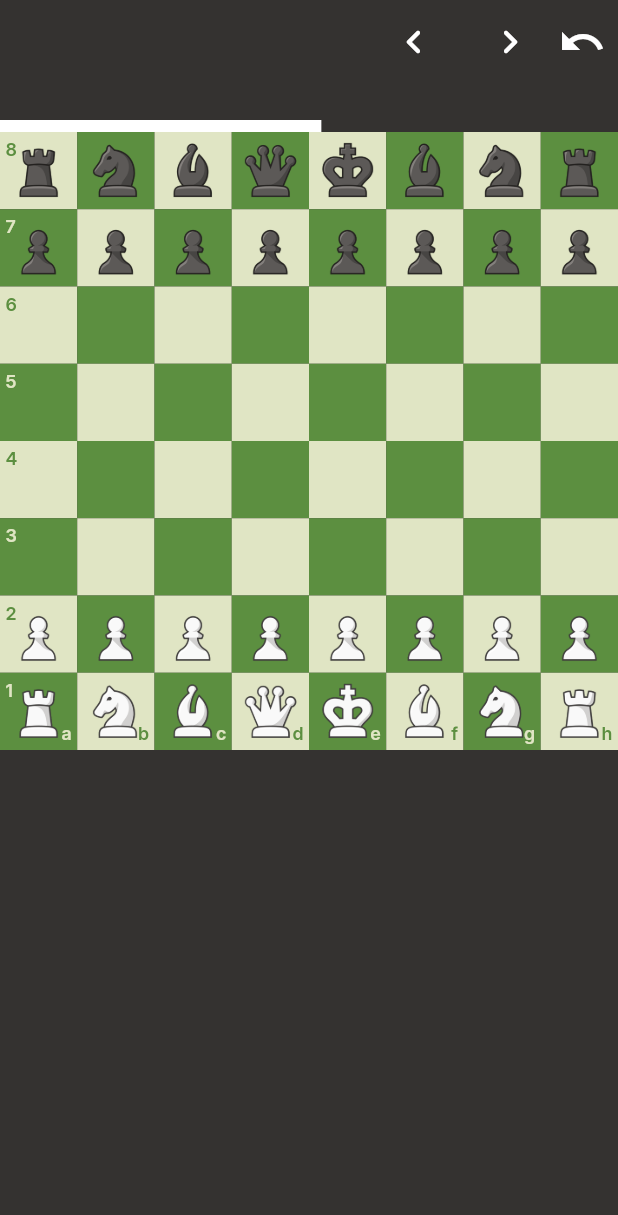
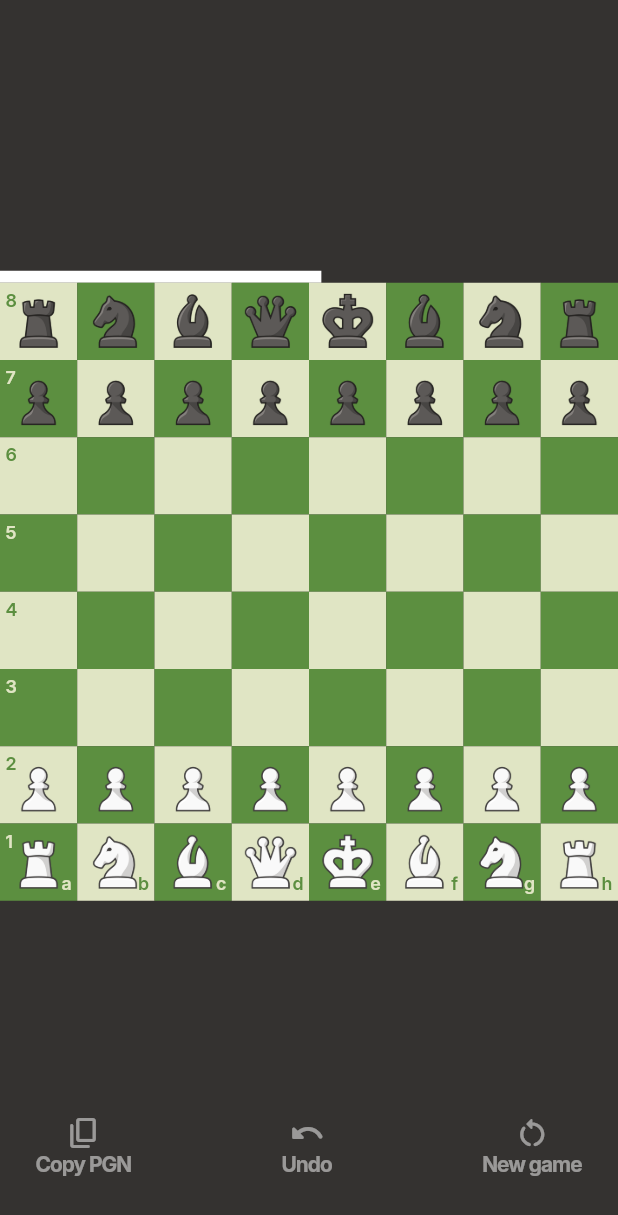
Before and after one commit to Nathaniel-Akubuo/chess_app, a Flutter app: the screen it shows after launch, on a phone screen of 412 x 824 dp. Shown: the top 1215 px of the screen. Run offline on Flutter 3.47's test engine with Material 3 defaults, Android fonts, the phone set to English and light mode, and no system bars; our stand-ins replace audioplayers, cached_network_image, flutter_svg, shimmer, stacked, stacked_services and 1 more.

Commit message:
game action buttons

```diff
--- a/lib/ui/views/home/home_view.dart
+++ b/lib/ui/views/home/home_view.dart
@@ -3,6 +3,7 @@ import 'package:chess_app/ui/common/app_colors.dart';
 import 'package:chess_app/ui/common/app_values.dart';
 import 'package:chess_app/ui/common/ui_helpers.dart';
 import 'package:chess_app/ui/views/home/widgets/chess_board_widget.dart';
+import 'package:chess_app/ui/views/home/widgets/game_action_button.dart';
 import 'package:chess_app/ui/widgets/buttons/custom_card.dart';
 import 'package:chess_app/ui/widgets/buttons/ripple_card.dart';
 import 'package:chess_app/ui/widgets/general/custom_layouts.dart';
@@ -11,6 +12,7 @@ import 'package:chess_app/ui/widgets/text/custom_text.dart';
 import 'package:chess_app/util/extensions.dart';
 import 'package:chess_app/util/ui_extensions.dart';
 import 'package:flutter/material.dart';
+import 'package:flutter/services.dart';
 import 'package:stacked/stacked.dart';
 
 import 'home_viewmodel.dart';
@@ -53,26 +55,50 @@ class _HomeViewState extends State<HomeView> {
       viewModelBuilder: () => HomeViewModel(),
       builder: (context, viewModel, child) {
         return Scaffold(
-          appBar: AppBar(
-            actions: [
-              IconButton(
-                icon: const Icon(Icons.chevron_left_rounded, color: Colors.white, size: 32),
-                onPressed: () => viewModel.moveBackward(),
+          bottomNavigationBar: Column(
+            mainAxisSize: MainAxisSize.min,
+            children: [
+              PaddedRow(
+                padding: kMainPadding,
+                mainAxisAlignment: MainAxisAlignment.spaceBetween,
+                children: [
+                  GameActionButton(
+                    iconData: Icons.copy_rounded,
+                    text: 'Copy PGN',
+                    onPressed: () {
+                      Clipboard.setData(ClipboardData(text: viewModel.currentGame?.pgn ?? ''));
+                    },
                   ),
-              horizontalSpace(16),
-              IconButton(
-                icon: const Icon(Icons.chevron_right_rounded, color: Colors.white, size: 32),
-                onPressed: () => viewModel.moveForward(),
+                  GameActionButton(
+                    iconData: Icons.undo_rounded,
+                    text: 'Undo',
+                    onPressed: viewModel.undo,
                   ),
-              IconButton(
-                icon: const Icon(Icons.undo, color: Colors.white, size: 32),
-                onPressed: () => viewModel.undo(),
+                  GameActionButton(
+                    iconData: Icons.restart_alt_rounded,
+                    text: 'New game',
+                    onPressed: viewModel.newGame,
                   ),
                 ],
-            bottom: PreferredSize(
-              preferredSize: const Size.fromHeight(32),
-              child: Column(
+              ),
+              verticalSpace(32),
+            ],
+          ),
+          appBar: AppBar(),
+          body: Column(
+            mainAxisAlignment: MainAxisAlignment.center,
             children: [
+              EvalBar(eval: viewModel.eval),
+              ChessBoard(
+                position: viewModel.previewPosition ?? viewModel.position,
+                selectedPiece: viewModel.highlightedPiece,
+                onTapSquare: (square, promotion) async {
+                  var moveMade = viewModel.selectSquare(square, promotion);
+                  if (moveMade) _scrollToEndOfList();
+                },
+                size: screenWidth(context),
+                highlightedSquares: viewModel.validMovesForSelectedPiece,
+              ),
               SizedBox(
                 width: screenWidth(context),
                 child: ScrollableRow(
@@ -82,7 +108,6 @@ class _HomeViewState extends State<HomeView> {
                     ...(viewModel.currentGame?.movePairs ?? [])
                         .mapIndexed(
                           (i, e) => CustomCard(
-                                borderRadius: k4pxBorderRadius,
                             padding: const EdgeInsets.symmetric(horizontal: 6, vertical: 4),
                             color: kPrimaryColor,
                             child: Row(
@@ -104,9 +129,7 @@ class _HomeViewState extends State<HomeView> {
                                 ...e.map(
                                   (e) => RippleCard(
                                     onTap: () => viewModel.setCurrentMove(e),
-                                        borderRadius: k4pxBorderRadius,
-                                        padding:
-                                            const EdgeInsets.symmetric(horizontal: 6, vertical: 4),
+                                    padding: const EdgeInsets.symmetric(horizontal: 6, vertical: 4),
                                     color: Colors.transparent,
                                     child: CustomText.w500(
                                       e.san ?? '',
@@ -121,26 +144,9 @@ class _HomeViewState extends State<HomeView> {
                             ),
                           ),
                         )
-                            .insertBetweenElements(horizontalSpace(8)),
+                        .insertBetweenElements(horizontalSpace(4)),
                   ],
                 ),
-                  ),
-                  EvalBar(eval: viewModel.eval)
-                ],
-              ),
-            ),
-          ),
-          body: Column(
-            children: [
-              ChessBoard(
-                position: viewModel.previewPosition ?? viewModel.position,
-                selectedPiece: viewModel.highlightedPiece,
-                onTapSquare: (square, promotion) async {
-                  var moveMade = viewModel.selectSquare(square, promotion);
-                  if (moveMade) _scrollToEndOfList();
-                },
-                size: screenWidth(context),
-                highlightedSquares: viewModel.validMovesForSelectedPiece,
               ),
               verticalSpace(10),
             ],
--- a/lib/ui/views/home/home_viewmodel.dart
+++ b/lib/ui/views/home/home_viewmodel.dart
@@ -109,6 +109,13 @@ class HomeViewModel extends IndexTrackingViewModel {
   void undo() {
     _gameService.undoLastMove();
     previewPosition = currentGame?.currentPosition;
+
+    notifyListeners();
+  }
+
+  void newGame() {
+    _gameService.startGame();
+    previewPosition = currentGame?.currentPosition;
     notifyListeners();
   }
 
--- /dev/null
+++ b/lib/ui/views/home/widgets/game_action_button.dart
@@ -0,0 +1,31 @@
+import 'package:chess_app/ui/widgets/text/custom_text.dart';
+import 'package:flutter/material.dart';
+
+class GameActionButton extends StatelessWidget {
+  final IconData iconData;
+  final String text;
+  final VoidCallback? onPressed;
+  final double? size;
+
+  const GameActionButton({
+    super.key,
+    required this.iconData,
+    required this.text,
+    this.onPressed,
+    this.size,
+  });
+
+  @override
+  Widget build(BuildContext context) {
+    return IconButton(
+      onPressed: onPressed,
+      icon: Column(
+        mainAxisSize: MainAxisSize.min,
+        children: [
+          Icon(iconData, color: Colors.white.withValues(alpha: 0.5), size: size),
+          CustomText.w700(text, fontSize: 14, color: Colors.white.withValues(alpha: 0.5))
+        ],
+      ),
+    );
+  }
+}
```
Lines whose indentation alone changed are shown as unchanged.
